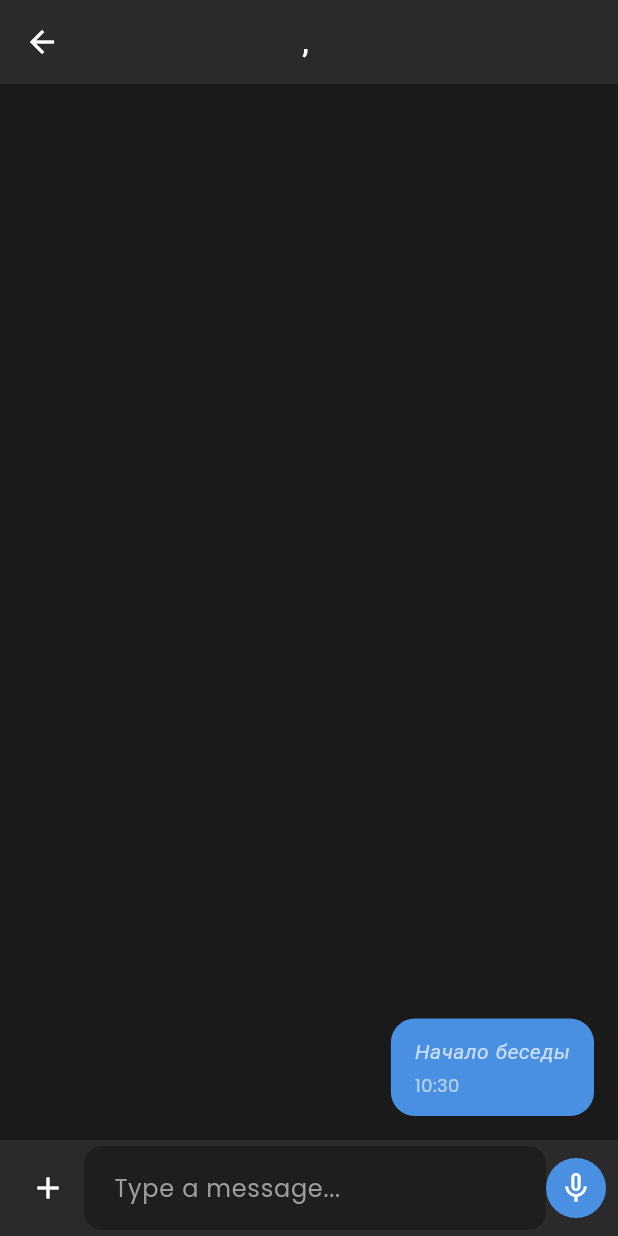
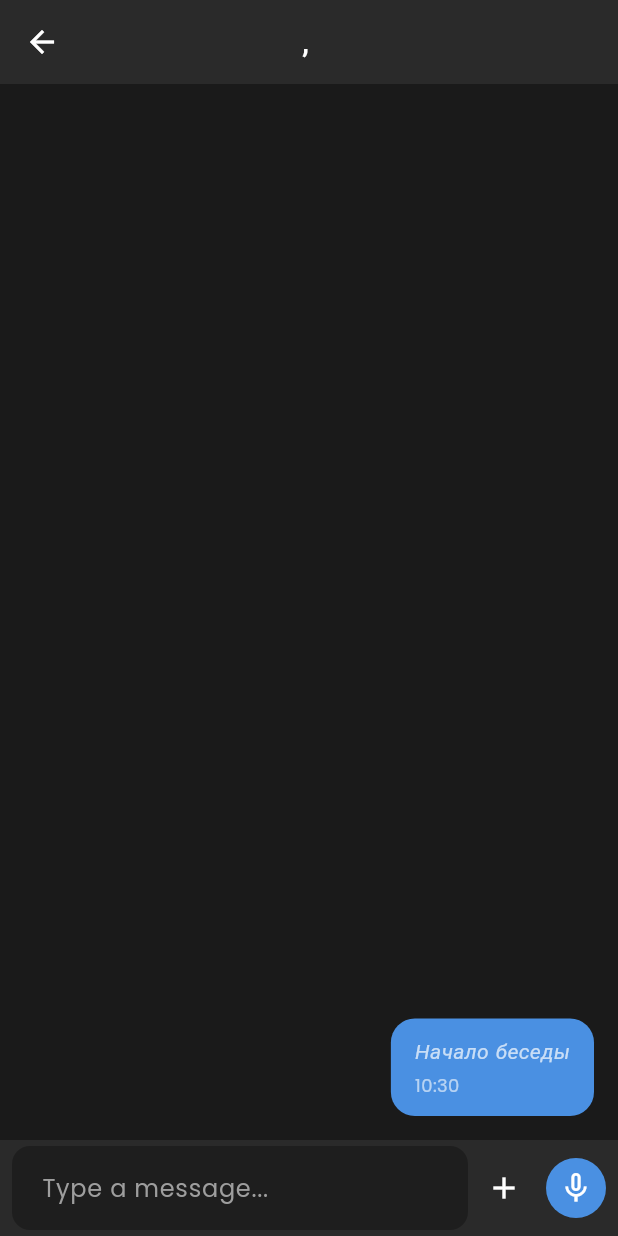
Before and after one commit to lxstray/monkey_messanger, a Flutter app: the ContactEditScreen screen opened directly with empty values, after a tap on "Написать сообщение", on a phone screen of 412 x 824 dp. Run offline on Flutter 3.47's test engine with Material 3 defaults, Android fonts, the light colour scheme and no system bars; our stand-ins replace audioplayers, bloc, cached_network_image, cloud_firestore, device_info_plus, equatable and 15 more; missing offline and left inert: encrypt, external_path, media_scanner, record; accounts and stored records are empty; network calls fail.

Commit message:
vse idet po plany

```diff
--- a/lib/screens/chat_list_screen.dart
+++ b/lib/screens/chat_list_screen.dart
@@ -12,6 +12,7 @@ import 'package:firebase_storage/firebase_storage.dart';
 import 'package:monkey_messanger/services/contact_repository_impl.dart';
 import 'package:monkey_messanger/screens/contact_edit_screen.dart';
 import 'package:monkey_messanger/models/contact_entity.dart';
+import 'package:monkey_messanger/models/message_entity.dart';
 
 class ChatListScreen extends StatefulWidget {
   const ChatListScreen({super.key});
@@ -168,7 +169,19 @@ class _ChatListScreenState extends State<ChatListScreen> with SingleTickerProvid
           );
         }
 
-        return ListView.separated(
+        return RefreshIndicator(
+          color: const Color(0xFF4A90E2),
+          backgroundColor: const Color(0xFF2A2A2A),
+          onRefresh: () async {
+            // Force refresh of the Firestore query by temporarily using a different query
+            // and then immediately switching back to the original query
+            await FirebaseFirestore.instance
+                .collection('chats')
+                .where('participantIds', arrayContains: currentUser?.id)
+                .get();
+          },
+          child: ListView.separated(
+            physics: const AlwaysScrollableScrollPhysics(), // Enable scrolling even when list is small
             itemCount: chats.length,
             separatorBuilder: (context, index) => Center(
               child: Container(
@@ -181,7 +194,31 @@ class _ChatListScreenState extends State<ChatListScreen> with SingleTickerProvid
               final chat = chats[index].data() as Map<String, dynamic>;
               final chatId = chats[index].id;
               final chatName = chat['name'] as String? ?? 'Unnamed Chat';
-            final lastMessage = chat['lastMessageText'] as String? ?? 'No messages yet';
+
+              // Декодируем последнее сообщение с учетом типа
+              String lastMessage = '';
+              final lastMessageType = chat['lastMessageType'] as int? ?? 0;
+              final messageType = MessageType.values[lastMessageType];
+
+              // Если это текстовое сообщение, которое нужно расшифровать
+              if (messageType == MessageType.text) {
+                // Используем plainText версию если она есть, иначе пытаемся расшифровать
+                if (chat['lastMessagePlainText'] != null) {
+                  lastMessage = chat['lastMessagePlainText'] as String? ?? '';
+                } else {
+                  final encryptedMessage = chat['lastMessageText'] as String? ?? '';
+                  try {
+                    // Используем безопасный метод расшифрования из блока
+                    lastMessage = context.read<ChatBloc>().decryptMessageSafe(encryptedMessage);
+                  } catch (e) {
+                    lastMessage = '[Зашифрованное сообщение]';
+                  }
+                }
+              } else {
+                // Для нетекстовых сообщений берем как есть
+                lastMessage = chat['lastMessageText'] as String? ?? 'No messages yet';
+              }
+
               final isGroup = chat['isGroup'] as bool? ?? false;
               final imageUrl = chat['imageUrl'] as String?;
 
@@ -373,6 +410,7 @@ class _ChatListScreenState extends State<ChatListScreen> with SingleTickerProvid
                 ),
               );
             },
+          ),
         );
       },
     );
--- a/lib/screens/chat_screen.dart
+++ b/lib/screens/chat_screen.dart
@@ -720,10 +720,35 @@ class _ChatScreenState extends State<ChatScreen> {
   }
 
   Widget _buildMessageInput() {
+    final bool hasText = _messageController.text.trim().isNotEmpty;
+
     return Container(
       color: const Color(0xFF2A2A2A),
       padding: const EdgeInsets.symmetric(horizontal: 8, vertical: 4),
       child: Row(
+        children: [
+          Expanded(
+            child: TextField(
+              controller: _messageController,
+              style: const TextStyle(color: Colors.white),
+              decoration: const InputDecoration(
+                hintText: 'Type a message...',
+                hintStyle: TextStyle(color: Colors.grey),
+                border: InputBorder.none,
+              ),
+              onChanged: (text) {
+                // Trigger rebuild when text changes
+                setState(() {});
+              },
+            ),
+          ),
+          if (hasText)
+            IconButton(
+              icon: const Icon(Icons.send, color: Color(0xFF4A90E2)),
+              onPressed: _sendTextMessage,
+            )
+          else
+            Row(
               children: [
                 IconButton(
                   icon: Icon(
@@ -736,18 +761,7 @@ class _ChatScreenState extends State<ChatScreen> {
                     });
                   },
                 ),
-          Expanded(
-            child: TextField(
-              controller: _messageController,
-              style: const TextStyle(color: Colors.white),
-              decoration: const InputDecoration(
-                hintText: 'Type a message...',
-                hintStyle: TextStyle(color: Colors.grey),
-                border: InputBorder.none,
-              ),
-            ),
-          ),
-          if (_messageController.text.trim().isEmpty)
+                const SizedBox(width: 4),
                 GestureDetector(
                   onLongPressStart: (_) => _startRecording(),
                   onLongPressEnd: (_) => _stopRecordingAndSend(),
@@ -763,11 +777,8 @@ class _ChatScreenState extends State<ChatScreen> {
                       color: Colors.white,
                     ),
                   ),
-            )
-          else
-            IconButton(
-              icon: const Icon(Icons.send, color: Color(0xFF4A90E2)),
-              onPressed: _sendTextMessage,
+                ),
+              ],
             ),
         ],
       ),
```
Also changed, not shown: lib/services/chat_bloc.dart (+33 -5 lines). Lines whose indentation alone changed are shown as unchanged.
